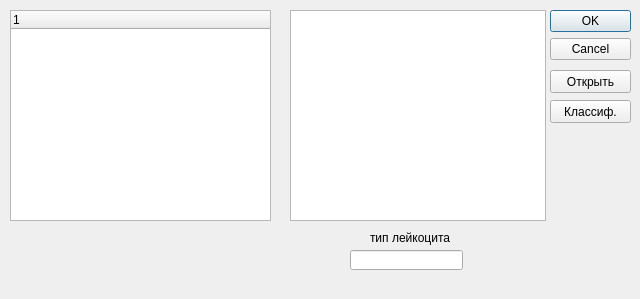
Qt form classifier.ui (Orin-dev/Mephi) before a commit.
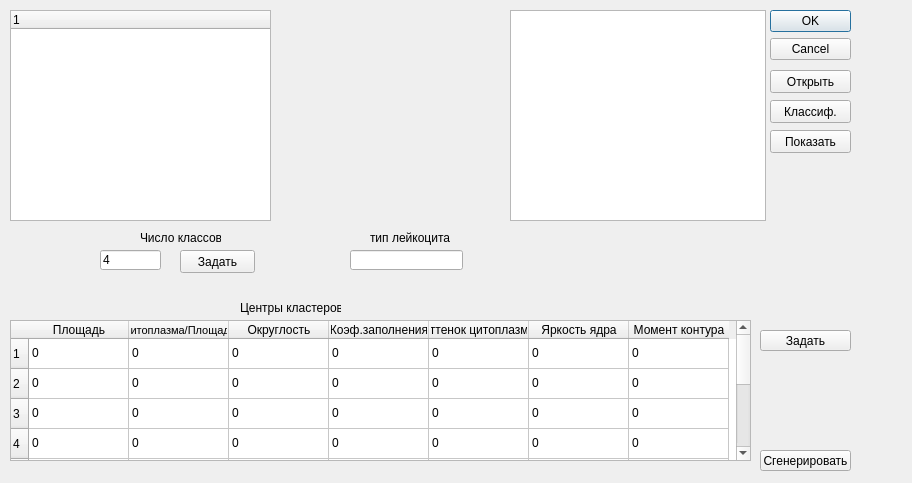
The same form after that commit.

Commit message: fixed classifier added histogram

Diff of the .ui file:
```diff
--- a/classifier.ui
+++ b/classifier.ui
@@ -6,8 +6,8 @@
    <rect>
     <x>0</x>
     <y>0</y>
-    <width>640</width>
-    <height>299</height>
+    <width>912</width>
+    <height>483</height>
    </rect>
   </property>
   <property name="windowTitle">
@@ -16,7 +16,7 @@
   <widget class="QDialogButtonBox" name="buttonBox">
    <property name="geometry">
     <rect>
-     <x>550</x>
+     <x>770</x>
      <y>10</y>
      <width>81</width>
      <height>91</height>
@@ -32,7 +32,7 @@
   <widget class="QPushButton" name="pushButton">
    <property name="geometry">
     <rect>
-     <x>550</x>
+     <x>770</x>
      <y>70</y>
      <width>81</width>
      <height>23</height>
@@ -45,7 +45,7 @@
   <widget class="QPushButton" name="pushButton_2">
    <property name="geometry">
     <rect>
-     <x>550</x>
+     <x>770</x>
      <y>100</y>
      <width>81</width>
      <height>23</height>
@@ -58,7 +58,7 @@
   <widget class="QGraphicsView" name="graphicsView">
    <property name="geometry">
     <rect>
-     <x>290</x>
+     <x>510</x>
      <y>10</y>
      <width>256</width>
      <height>211</height>
@@ -103,6 +103,512 @@
     </property>
    </column>
   </widget>
+  <widget class="QPushButton" name="pushButton_3">
+   <property name="geometry">
+    <rect>
+     <x>770</x>
+     <y>130</y>
+     <width>81</width>
+     <height>23</height>
+    </rect>
+   </property>
+   <property name="text">
+    <string>Показать</string>
+   </property>
+  </widget>
+  <widget class="QLabel" name="label_2">
+   <property name="geometry">
+    <rect>
+     <x>140</x>
+     <y>230</y>
+     <width>81</width>
+     <height>16</height>
+    </rect>
+   </property>
+   <property name="text">
+    <string>Число классов</string>
+   </property>
+  </widget>
+  <widget class="QLineEdit" name="lineEdit_2">
+   <property name="geometry">
+    <rect>
+     <x>100</x>
+     <y>250</y>
+     <width>61</width>
+     <height>20</height>
+    </rect>
+   </property>
+   <property name="text">
+    <string>4</string>
+   </property>
+  </widget>
+  <widget class="QTableWidget" name="tableWidget">
+   <property name="geometry">
+    <rect>
+     <x>10</x>
+     <y>320</y>
+     <width>741</width>
+     <height>141</height>
+    </rect>
+   </property>
+   <row>
+    <property name="text">
+     <string>1</string>
+    </property>
+   </row>
+   <row>
+    <property name="text">
+     <string>2</string>
+    </property>
+   </row>
+   <row>
+    <property name="text">
+     <string>3</string>
+    </property>
+   </row>
+   <row>
+    <property name="text">
+     <string>4</string>
+    </property>
+   </row>
+   <row>
+    <property name="text">
+     <string>5</string>
+    </property>
+   </row>
+   <row>
+    <property name="text">
+     <string>6</string>
+    </property>
+   </row>
+   <row>
+    <property name="text">
+     <string>8</string>
+    </property>
+   </row>
+   <row>
+    <property name="text">
+     <string>9</string>
+    </property>
+   </row>
+   <row>
+    <property name="text">
+     <string>10</string>
+    </property>
+   </row>
+   <column>
+    <property name="text">
+     <string>Площадь</string>
+    </property>
+   </column>
+   <column>
+    <property name="text">
+     <string notr="true">Цитоплазма/Площадь</string>
+    </property>
+    <property name="font">
+     <font>
+      <pointsize>8</pointsize>
+      <underline>false</underline>
+      <kerning>true</kerning>
+     </font>
+    </property>
+    <property name="textAlignment">
+     <set>AlignHCenter|AlignVCenter|AlignCenter</set>
+    </property>
+   </column>
+   <column>
+    <property name="text">
+     <string>Округлость</string>
+    </property>
+   </column>
+   <column>
+    <property name="text">
+     <string>Коэф.заполнения</string>
+    </property>
+   </column>
+   <column>
+    <property name="text">
+     <string>Оттенок цитоплазмы</string>
+    </property>
+   </column>
+   <column>
+    <property name="text">
+     <string>Яркость ядра</string>
+    </property>
+   </column>
+   <column>
+    <property name="text">
+     <string>Момент контура</string>
+    </property>
+   </column>
+   <item row="0" column="0">
+    <property name="text">
+     <string>0</string>
+    </property>
+   </item>
+   <item row="0" column="1">
+    <property name="text">
+     <string>0</string>
+    </property>
+   </item>
+   <item row="0" column="2">
+    <property name="text">
+     <string>0</string>
+    </property>
+   </item>
+   <item row="0" column="3">
+    <property name="text">
+     <string>0</string>
+    </property>
+   </item>
+   <item row="0" column="4">
+    <property name="text">
+     <string>0</string>
+    </property>
+   </item>
+   <item row="0" column="5">
+    <property name="text">
+     <string>0</string>
+    </property>
+   </item>
+   <item row="0" column="6">
+    <property name="text">
+     <string>0</string>
+    </property>
+   </item>
+   <item row="1" column="0">
+    <property name="text">
+     <string>0</string>
+    </property>
+   </item>
+   <item row="1" column="1">
+    <property name="text">
+     <string>0</string>
+    </property>
+   </item>
+   <item row="1" column="2">
+    <property name="text">
+     <string>0</string>
+    </property>
+   </item>
+   <item row="1" column="3">
+    <property name="text">
+     <string>0</string>
+    </property>
+   </item>
+   <item row="1" column="4">
+    <property name="text">
+     <string>0</string>
+    </property>
+   </item>
+   <item row="1" column="5">
+    <property name="text">
+     <string>0</string>
+    </property>
+   </item>
+   <item row="1" column="6">
+    <property name="text">
+     <string>0</string>
+    </property>
+   </item>
+   <item row="2" column="0">
+    <property name="text">
+     <string>0</string>
+    </property>
+   </item>
+   <item row="2" column="1">
+    <property name="text">
+     <string>0</string>
+    </property>
+   </item>
+   <item row="2" column="2">
+    <property name="text">
+     <string>0</string>
+    </property>
+   </item>
+   <item row="2" column="3">
+    <property name="text">
+     <string>0</string>
+    </property>
+   </item>
+   <item row="2" column="4">
+    <property name="text">
+     <string>0</string>
+    </property>
+   </item>
+   <item row="2" column="5">
+    <property name="text">
+     <string>0</string>
+    </property>
+   </item>
+   <item row="2" column="6">
+    <property name="text">
+     <string>0</string>
+    </property>
+   </item>
+   <item row="3" column="0">
+    <property name="text">
+     <string>0</string>
+    </property>
+   </item>
+   <item row="3" column="1">
+    <property name="text">
+     <string>0</string>
+    </property>
+   </item>
+   <item row="3" column="2">
+    <property name="text">
+     <string>0</string>
+    </property>
+   </item>
+   <item row="3" column="3">
+    <property name="text">
+     <string>0</string>
+    </property>
+   </item>
+   <item row="3" column="4">
+    <property name="text">
+     <string>0</string>
+    </property>
+   </item>
+   <item row="3" column="5">
+    <property name="text">
+     <string>0</string>
+    </property>
+   </item>
+   <item row="3" column="6">
+    <property name="text">
+     <string>0</string>
+    </property>
+   </item>
+   <item row="4" column="0">
+    <property name="text">
+     <string>0</string>
+    </property>
+   </item>
+   <item row="4" column="1">
+    <property name="text">
+     <string>0</string>
+    </property>
+   </item>
+   <item row="4" column="2">
+    <property name="text">
+     <string>0</string>
+    </property>
+   </item>
+   <item row="4" column="3">
+    <property name="text">
+     <string>0</string>
+    </property>
+   </item>
+   <item row="4" column="4">
+    <property name="text">
+     <string>0</string>
+    </property>
+   </item>
+   <item row="4" column="5">
+    <property name="text">
+     <string>0</string>
+    </property>
+   </item>
+   <item row="4" column="6">
+    <property name="text">
+     <string>0</string>
+    </property>
+   </item>
+   <item row="5" column="0">
+    <property name="text">
+     <string>0</string>
+    </property>
+   </item>
+   <item row="5" column="1">
+    <property name="text">
+     <string>0</string>
+    </property>
+   </item>
+   <item row="5" column="2">
+    <property name="text">
+     <string>0</string>
+    </property>
+   </item>
+   <item row="5" column="3">
+    <property name="text">
+     <string>0</string>
+    </property>
+   </item>
+   <item row="5" column="4">
+    <property name="text">
+     <string>0</string>
+    </property>
+   </item>
+   <item row="5" column="5">
+    <property name="text">
+     <string>0</string>
+    </property>
+   </item>
+   <item row="5" column="6">
+    <property name="text">
+     <string>0</string>
+    </property>
+   </item>
+   <item row="6" column="0">
+    <property name="text">
+     <string>0</string>
+    </property>
+   </item>
+   <item row="6" column="1">
+    <property name="text">
+     <string>0</string>
+    </property>
+   </item>
+   <item row="6" column="2">
+    <property name="text">
+     <string>0</string>
+    </property>
+   </item>
+   <item row="6" column="3">
+    <property name="text">
+     <string>0</string>
+    </property>
+   </item>
+   <item row="6" column="4">
+    <property name="text">
+     <string>0</string>
+    </property>
+   </item>
+   <item row="6" column="5">
+    <property name="text">
+     <string>0</string>
+    </property>
+   </item>
+   <item row="6" column="6">
+    <property name="text">
+     <string>0</string>
+    </property>
+   </item>
+   <item row="7" column="0">
+    <property name="text">
+     <string>0</string>
+    </property>
+   </item>
+   <item row="7" column="1">
+    <property name="text">
+     <string>0</string>
+    </property>
+   </item>
+   <item row="7" column="2">
+    <property name="text">
+     <string>0</string>
+    </property>
+   </item>
+   <item row="7" column="3">
+    <property name="text">
+     <string>0</string>
+    </property>
+   </item>
+   <item row="7" column="4">
+    <property name="text">
+     <string>0</string>
+    </property>
+   </item>
+   <item row="7" column="5">
+    <property name="text">
+     <string>0</string>
+    </property>
+   </item>
+   <item row="7" column="6">
+    <property name="text">
+     <string>0</string>
+    </property>
+   </item>
+   <item row="8" column="0">
+    <property name="text">
+     <string>0</string>
+    </property>
+   </item>
+   <item row="8" column="1">
+    <property name="text">
+     <string>0</string>
+    </property>
+   </item>
+   <item row="8" column="2">
+    <property name="text">
+     <string>0</string>
+    </property>
+   </item>
+   <item row="8" column="3">
+    <property name="text">
+     <string>0</string>
+    </property>
+   </item>
+   <item row="8" column="4">
+    <property name="text">
+     <string>0</string>
+    </property>
+   </item>
+   <item row="8" column="5">
+    <property name="text">
+     <string>0</string>
+    </property>
+   </item>
+   <item row="8" column="6">
+    <property name="text">
+     <string>0</string>
+    </property>
+   </item>
+  </widget>
+  <widget class="QPushButton" name="pushButton_4">
+   <property name="geometry">
+    <rect>
+     <x>760</x>
+     <y>330</y>
+     <width>91</width>
+     <height>21</height>
+    </rect>
+   </property>
+   <property name="text">
+    <string>Задать</string>
+   </property>
+  </widget>
+  <widget class="QLabel" name="label_3">
+   <property name="geometry">
+    <rect>
+     <x>240</x>
+     <y>300</y>
+     <width>101</width>
+     <height>16</height>
+    </rect>
+   </property>
+   <property name="text">
+    <string>Центры кластеров</string>
+   </property>
+  </widget>
+  <widget class="QPushButton" name="pushButton_5">
+   <property name="geometry">
+    <rect>
+     <x>760</x>
+     <y>450</y>
+     <width>91</width>
+     <height>21</height>
+    </rect>
+   </property>
+   <property name="text">
+    <string>Сгенерировать</string>
+   </property>
+  </widget>
+  <widget class="QPushButton" name="pushButton_6">
+   <property name="geometry">
+    <rect>
+     <x>180</x>
+     <y>250</y>
+     <width>75</width>
+     <height>23</height>
+    </rect>
+   </property>
+   <property name="text">
+    <string>Задать</string>
+   </property>
+  </widget>
  </widget>
  <resources/>
  <connections>
```
Left out of the diff: 2 changed lines with no effect on the pictures. The commit also changes 55 other files.
